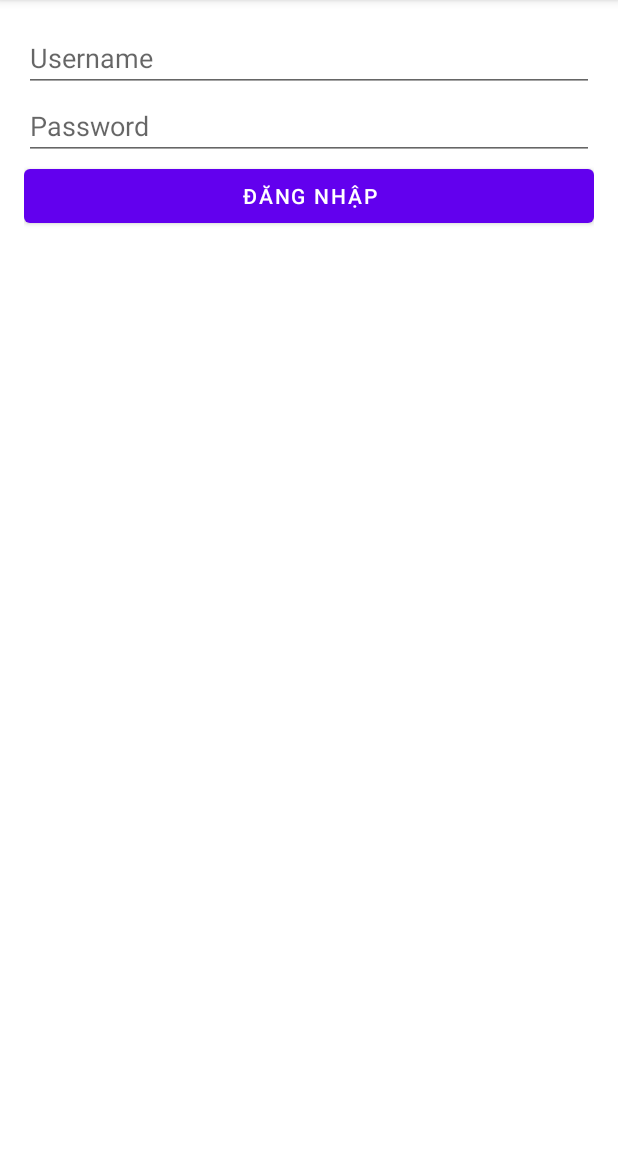
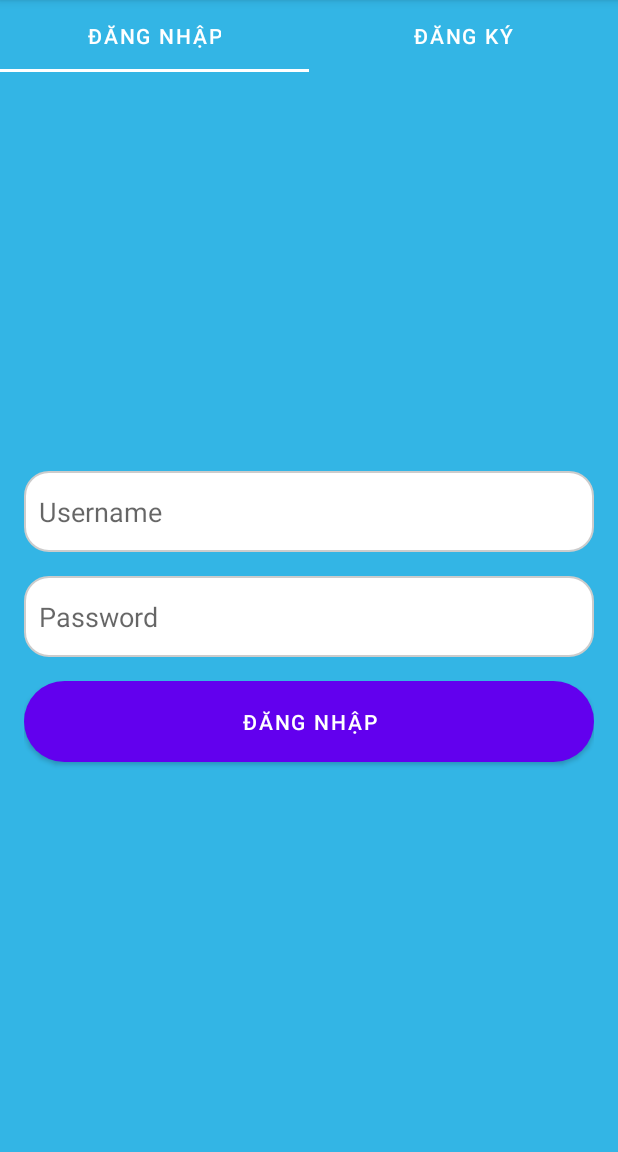
Before and after one commit to hieu45666/QuanLyNhaTro, an Android app: the screen it shows after launch (LoginRegisterActivity), on a phone screen of 412 x 824 dp, the part 84-1236 px from its top. Run offline under Robolectric (Android 15) with nearby library versions, the phone set to English and light mode, and no system bars.

Commit message:
Cap nhat dang ky, dang nhap

```diff
--- a/app/build.gradle
+++ b/app/build.gradle
@@ -33,8 +33,9 @@ android {
 dependencies {
 
     implementation 'androidx.appcompat:appcompat:1.3.0'
-    implementation 'com.google.android.material:material:1.4.0'
+    implementation 'com.google.android.material:material:1.9.0'
     implementation 'androidx.constraintlayout:constraintlayout:2.1.4'
+    implementation 'androidx.viewpager2:viewpager2:1.0.0'
     testImplementation 'junit:junit:4.13.2'
     androidTestImplementation 'androidx.test.ext:junit:1.2.1'
     androidTestImplementation 'androidx.test.espresso:espresso-core:3.6.1'
--- a/app/src/main/java/com/qlnt/LoginRegisterActivity.java
+++ b/app/src/main/java/com/qlnt/LoginRegisterActivity.java
@@ -1,22 +1,60 @@
 package com.qlnt;
 
+import android.os.Bundle;
 import androidx.appcompat.app.AppCompatActivity;
 import androidx.viewpager2.widget.ViewPager2;
-
-import android.os.Bundle;
+import com.google.android.material.tabs.TabLayout;
+import com.google.android.material.tabs.TabLayoutMediator;
 
 public class LoginRegisterActivity extends AppCompatActivity {
 
+    private TabLayout tabLayout;
     private ViewPager2 viewPager;
-    private ViewPagerAdapter viewPagerAdapter;
+    private int currentColor; // Thay đổi màu theo ViewPager
 
     @Override
     protected void onCreate(Bundle savedInstanceState) {
         super.onCreate(savedInstanceState);
         setContentView(R.layout.activity_login_register);
 
+        tabLayout = findViewById(R.id.tabLayout);
         viewPager = findViewById(R.id.viewPager);
-        viewPagerAdapter = new ViewPagerAdapter(this);
-        viewPager.setAdapter(viewPagerAdapter);
+
+        // Set adapter cho ViewPager2
+        ViewPagerAdapter adapter = new ViewPagerAdapter(this);
+        viewPager.setAdapter(adapter);
+
+        // Liên kết TabLayout với ViewPager2
+        new TabLayoutMediator(tabLayout, viewPager, (tab, position) -> {
+            switch (position) {
+                case 0:
+                    tab.setText("Đăng Nhập");
+                    break;
+                case 1:
+                    tab.setText("Đăng Ký");
+                    break;
+            }
+        }).attach();
+
+        // Thay đổi màu nền khi chuyển giữa các tab
+        viewPager.registerOnPageChangeCallback(new ViewPager2.OnPageChangeCallback() {
+            @Override
+            public void onPageSelected(int position) {
+                if (position == 0) {
+                    currentColor = getResources().getColor(android.R.color.holo_blue_light);
+                } else {
+                    currentColor = getResources().getColor(android.R.color.holo_green_light);
+                }
+
+                // Cập nhật màu cho TabLayout
+                tabLayout.setBackgroundColor(currentColor);
+                viewPager.setBackgroundColor(currentColor);
+            }
+        });
+
+        // Đặt màu nền cho TabLayout ban đầu
+        currentColor = getResources().getColor(android.R.color.holo_blue_light);
+        tabLayout.setBackgroundColor(currentColor);
+        viewPager.setBackgroundColor(currentColor);
     }
 }
--- a/app/src/main/java/com/qlnt/ViewPagerAdapter.java
+++ b/app/src/main/java/com/qlnt/ViewPagerAdapter.java
@@ -7,8 +7,8 @@ import androidx.viewpager2.adapter.FragmentStateAdapter;
 
 public class ViewPagerAdapter extends FragmentStateAdapter {
 
-    public ViewPagerAdapter(@NonNull FragmentActivity fragmentActivity) {
-        super(fragmentActivity);
+    public ViewPagerAdapter(FragmentActivity fa) {
+        super(fa);
     }
 
     @NonNull
@@ -16,16 +16,16 @@ public class ViewPagerAdapter extends FragmentStateAdapter {
     public Fragment createFragment(int position) {
         switch (position) {
             case 0:
-                return new LoginFragment(); // Fragment đăng nhập
+                return new LoginFragment(); // Fragment cho đăng nhập
             case 1:
-                return new RegisterFragment(); // Fragment đăng ký
+                return new RegisterFragment(); // Fragment cho đăng ký
             default:
-                return new LoginFragment();
+                return new RegisterFragment(); // Mặc định là trang đăng ký
         }
     }
 
     @Override
     public int getItemCount() {
-        return 2; // Số lượng fragment (Đăng nhập và Đăng ký)
+        return 2; // Có 2 tab
     }
 }
--- /dev/null
+++ b/app/src/main/res/drawable/rounded_button.xml
@@ -0,0 +1,6 @@
+<?xml version="1.0" encoding="utf-8"?>
+<shape xmlns:android="http://schemas.android.com/apk/res/android"
+    android:shape="rectangle">
+    <corners android:radius="35dp"/> <!-- Đặt độ cong -->
+    <solid android:color="#6200EE"/> <!-- Màu nền -->
+</shape>
--- /dev/null
+++ b/app/src/main/res/drawable/rounded_edittext.xml
@@ -0,0 +1,7 @@
+<?xml version="1.0" encoding="utf-8"?>
+<shape xmlns:android="http://schemas.android.com/apk/res/android"
+    android:shape="rectangle">
+    <corners android:radius="16dp"/> <!-- Đặt độ cong -->
+    <solid android:color="#FFFFFF"/> <!-- Màu nền -->
+    <stroke android:width="1dp" android:color="#CCCCCC"/> <!-- Viền -->
+</shape>
--- a/app/src/main/res/layout/activity_login_register.xml
+++ b/app/src/main/res/layout/activity_login_register.xml
@@ -1,12 +1,22 @@
 <?xml version="1.0" encoding="utf-8"?>
-<androidx.constraintlayout.widget.ConstraintLayout xmlns:android="http://schemas.android.com/apk/res/android"
+<LinearLayout xmlns:android="http://schemas.android.com/apk/res/android"
     android:layout_width="match_parent"
-    android:layout_height="match_parent">
+    android:layout_height="match_parent"
+    xmlns:app="http://schemas.android.com/apk/res-auto"
+    android:orientation="vertical">
 
-    <!-- ViewPager2 cho việc trượt giữa đăng nhập và đăng ký -->
+    <com.google.android.material.tabs.TabLayout
+        android:id="@+id/tabLayout"
+        android:layout_width="match_parent"
+        android:layout_height="wrap_content"
+        app:tabIndicatorColor="@android:color/white"
+        app:tabTextColor="@android:color/white"
+        android:minHeight="54dp"/>
+
     <androidx.viewpager2.widget.ViewPager2
         android:id="@+id/viewPager"
         android:layout_width="match_parent"
-        android:layout_height="match_parent" />
+        android:layout_height="0dp"
+        android:layout_weight="1" />
 
-</androidx.constraintlayout.widget.ConstraintLayout>
+</LinearLayout>
--- a/app/src/main/res/layout/fragment_login.xml
+++ b/app/src/main/res/layout/fragment_login.xml
@@ -1,25 +1,42 @@
+<?xml version="1.0" encoding="utf-8"?>
 <LinearLayout xmlns:android="http://schemas.android.com/apk/res/android"
     android:layout_width="match_parent"
     android:layout_height="match_parent"
     android:orientation="vertical"
-    android:padding="16dp">
+    android:padding="16dp"
+    android:gravity="center"> <!-- Căn giữa -->
 
     <EditText
         android:id="@+id/editTextUsername"
         android:layout_width="match_parent"
         android:layout_height="wrap_content"
-        android:hint="Username" />
+        android:hint="Username"
+        android:background="@drawable/rounded_edittext"
+        android:padding="10dp"
+        android:layout_marginBottom="16dp"
+        android:minWidth="54dp"
+        android:minHeight="54dp"/>
 
     <EditText
         android:id="@+id/editTextPassword"
         android:layout_width="match_parent"
         android:layout_height="wrap_content"
         android:hint="Password"
-        android:inputType="textPassword" />
+        android:inputType="textPassword"
+        android:background="@drawable/rounded_edittext"
+        android:padding="10dp"
+        android:layout_marginBottom="16dp"
+        android:minWidth="54dp"
+        android:minHeight="54dp"/>
 
     <Button
         android:id="@+id/buttonLogin"
         android:layout_width="match_parent"
         android:layout_height="wrap_content"
-        android:text="Đăng nhập" />
+        android:text="Đăng nhập"
+        android:background="@drawable/rounded_button"
+        android:padding="10dp"
+        android:minWidth="54dp"
+        android:minHeight="54dp"/>
+
 </LinearLayout>
```
Also changed, not shown: app/src/main/java/com/qlnt/RegisterFragment.java (+9 -6 lines), app/src/main/res/layout/fragment_register.xml (+26 -5 lines).
